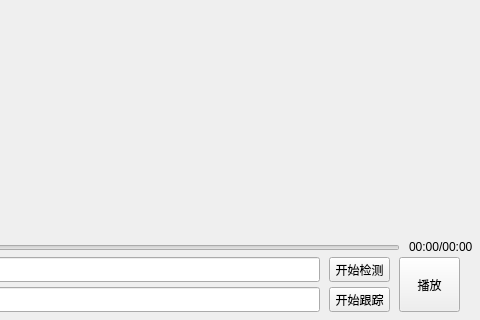
Old version of the form BaseWindow.ui in the repository wshuo97/PyQt5Video; both pictures show x 391 to 871 and y 192 to 512 of the 871 by 512 pixel window.
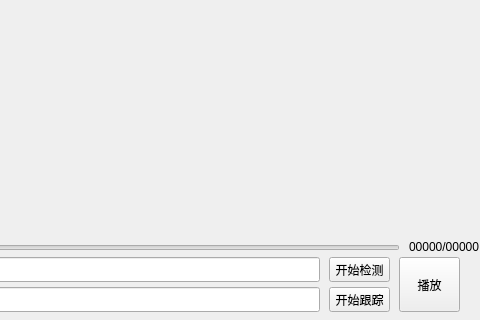
New version of the form.

```diff
--- a/BaseWindow.ui
+++ b/BaseWindow.ui
@@ -145,7 +145,7 @@
      </rect>
     </property>
     <property name="text">
-     <string>00:00/00:00</string>
+     <string>00000/00000</string>
     </property>
    </widget>
   </widget>
```
Left out of the diff: 12 changed lines with no effect on the pictures.
